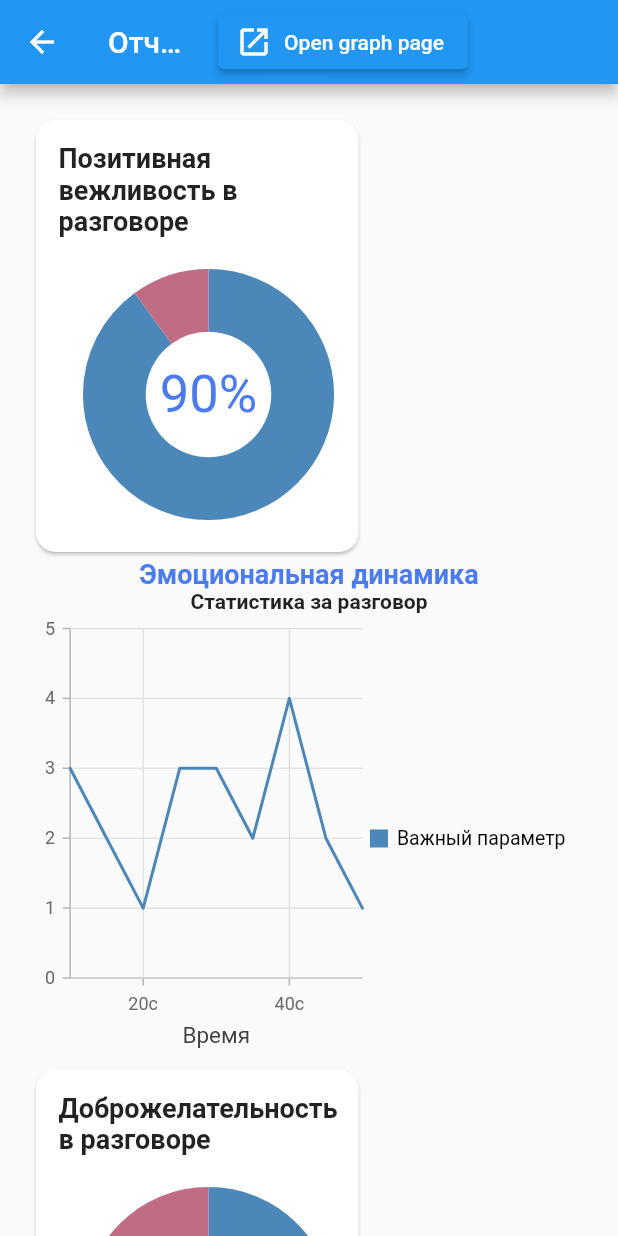
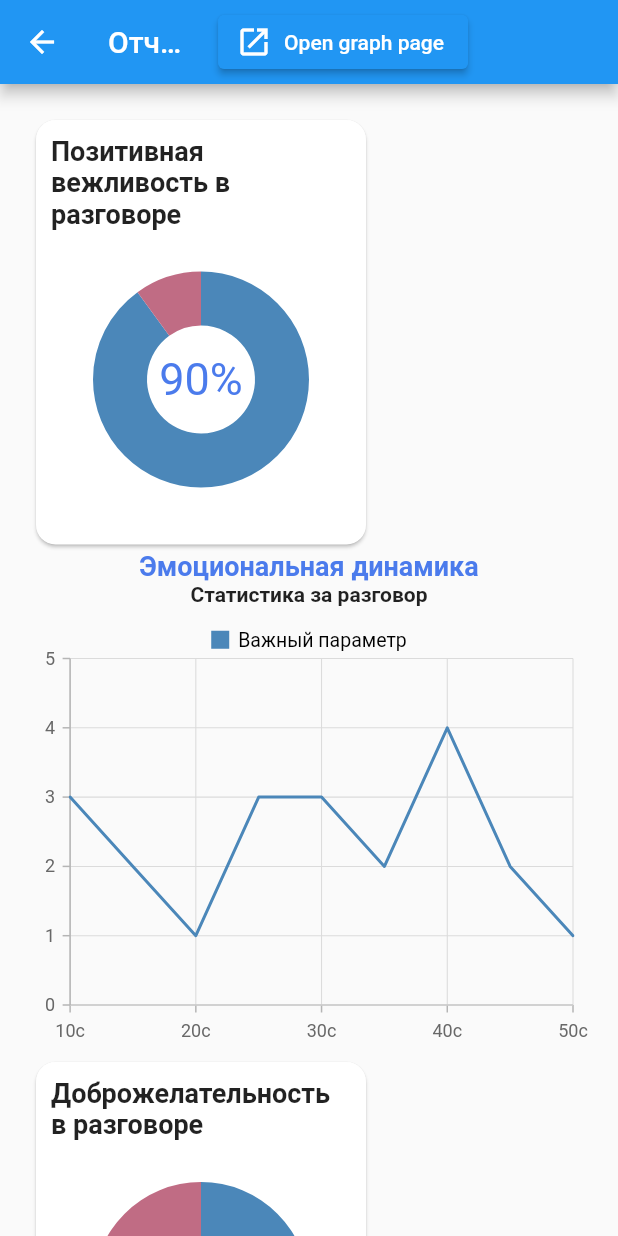
Before and after one commit to itatmisis/crmhack, a Flutter app: the DashboardPage screen opened directly with empty values, on a phone screen of 412 x 824 dp. Run offline on Flutter 3.47's test engine with Material 2 defaults, Android fonts, the phone set to English and light mode, and no system bars; our stand-ins replace js, permission_handler, qr_flutter, syncfusion_flutter_charts; missing offline and left inert: flutter_sound, flutter_sound_web; statements that could not run were skipped.

Commit message:
frontend: update charts on dashboard page

```diff
--- a/frontend/lib/dashboard_page.dart
+++ b/frontend/lib/dashboard_page.dart
@@ -110,7 +110,7 @@ class DashboardPage extends StatelessWidget {
         borderRadius: BorderRadius.all(Radius.circular(13.0)),
       ),
       child: Padding(
-        padding: const EdgeInsets.fromLTRB(15, 15, 0, 0),
+        padding: const EdgeInsets.all(10),
         child: SizedBox(
           width: 200,
           child: Column(
@@ -120,21 +120,18 @@ class DashboardPage extends StatelessWidget {
                 style: TextStyle(fontWeight: FontWeight.bold, fontSize: 18),
               ),
               Container(
-                height: 210,
+                height: 200,
                 child: SfCircularChart(
                     annotations: <CircularChartAnnotation>[
                       CircularChartAnnotation(
                           widget: Container(
                               child: Text(doubleToPercent(percent),
                                   style: TextStyle(
-                                      color: favoriteBlueColor, fontSize: 35))))
+                                      color: favoriteBlueColor, fontSize: 30))))
                     ],
                     title: ChartTitle(text: ''),
                     series: <DoughnutSeries<_PieData, String>>[
                       DoughnutSeries<_PieData, String>(
-                          radius: "93%",
-                          // explode: true,
-                          // explodeOffset: '50%',
                           dataSource: <_PieData>[
                             _PieData("asd", percent * 100, ""),
                             _PieData("asd", (1 - percent) * 100, ""),
@@ -245,11 +242,11 @@ class DashboardPage extends StatelessWidget {
           Container(
             height: 300,
             child: SfCartesianChart(
-              legend: Legend(isVisible: true, opacity: 0.7),
+              legend: Legend(
+                  isVisible: true, opacity: 0.7, position: LegendPosition.top),
               title: ChartTitle(text: ''),
               plotAreaBorderWidth: 0,
               primaryXAxis: NumericAxis(
-                title: AxisTitle(text: "Время"),
                 labelFormat: '{value}с',
               ),
               series: getMockChartData(),
```
